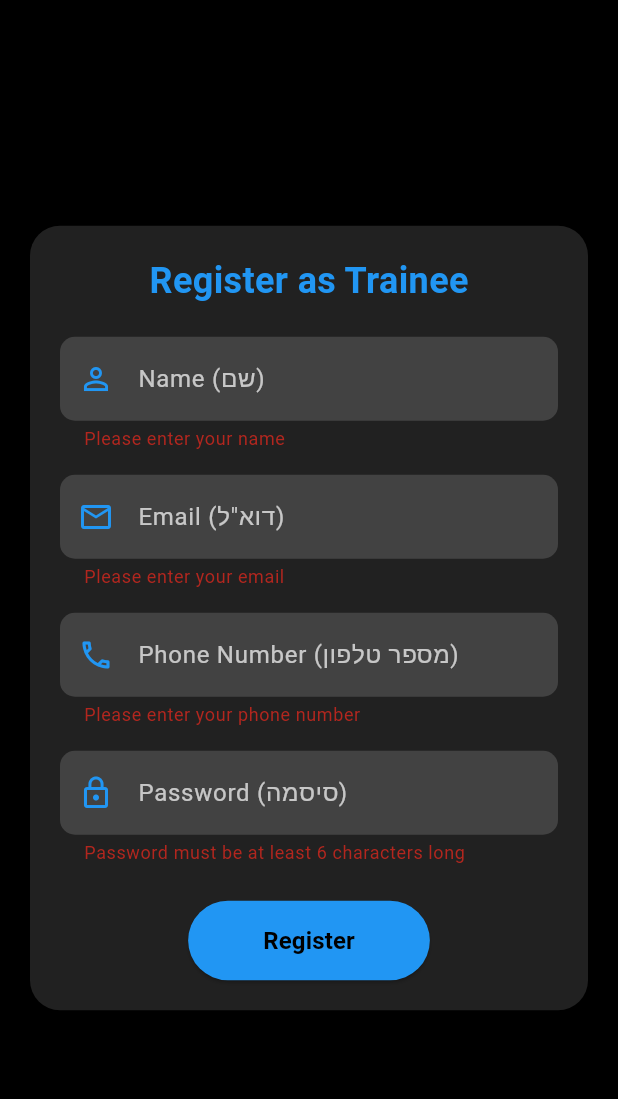
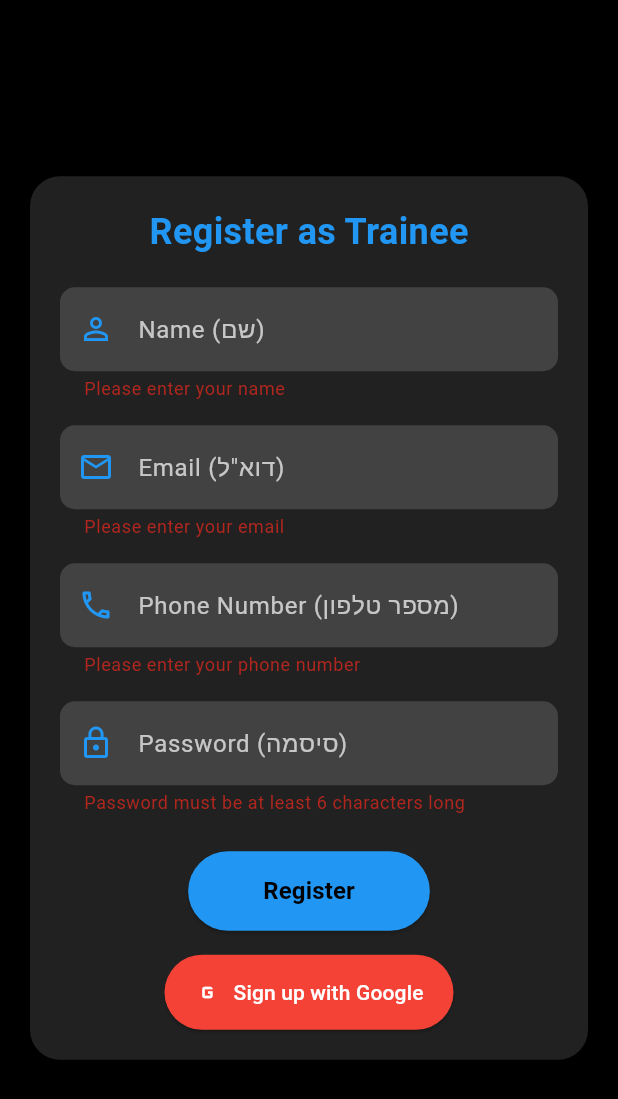
Before and after one commit to shifaaKh28/BodyAndMind, a Flutter app: the TraineeRegisterScreen screen opened by its route, after a tap on "Register", on a phone screen of 412 x 824 dp. Shown: the top 1099 px of the screen. Run offline on Flutter 3.47's test engine with Material 3 defaults, Android fonts, the phone set to English and light mode, and no system bars; our stand-ins replace cloud_firestore, firebase_auth, firebase_core, firebase_storage, google_sign_in, image_picker; accounts and stored records are empty.

Commit message:
Update register.dart

```diff
--- a/lib/screens/trainee/register.dart
+++ b/lib/screens/trainee/register.dart
@@ -1,7 +1,7 @@
 import 'package:cloud_firestore/cloud_firestore.dart';
+import 'package:firebase_auth/firebase_auth.dart';
+import 'package:google_sign_in/google_sign_in.dart';
 import 'package:flutter/material.dart';
-import 'package:firebase_auth/firebase_auth.dart';
-import 'otp.dart';
 
 class TraineeRegisterScreen extends StatefulWidget {
   @override
@@ -12,11 +12,11 @@ class _TraineeRegisterScreenState extends State<TraineeRegisterScreen> {
   final _formKey = GlobalKey<FormState>();
   final TextEditingController _nameController = TextEditingController();
   final TextEditingController _emailController = TextEditingController();
-  final TextEditingController _phoneController = TextEditingController(); // Added Phone Controller
+  final TextEditingController _phoneController = TextEditingController();
   final TextEditingController _passwordController = TextEditingController();
   bool _isLoading = false;
 
-  Future<void> _registerUser({required bool isTrainer}) async {
+  Future<void> _registerUserWithEmail() async {
     if (!_formKey.currentState!.validate()) return;
 
     setState(() {
@@ -32,8 +32,10 @@ class _TraineeRegisterScreenState extends State<TraineeRegisterScreen> {
       );
 
       // Save user details to Firestore
-      await FirebaseFirestore.instance.collection('trainees').doc(
-          userCredential.user!.uid).set({
+      await FirebaseFirestore.instance
+          .collection('trainees')
+          .doc(userCredential.user!.uid)
+          .set({
         'email': _emailController.text.trim(),
         'name': _nameController.text.trim(),
         'phone': _phoneController.text.trim(),
@@ -42,26 +44,18 @@ class _TraineeRegisterScreenState extends State<TraineeRegisterScreen> {
 
       // Notify user of successful registration
       ScaffoldMessenger.of(context).showSnackBar(
-        SnackBar(content: Text('Registration Successful! Please verify OTP.')),
+        SnackBar(content: Text('Registration Successful! Please verify your email.')),
       );
 
-      // Navigate to OTP Screen
-      Navigator.pushReplacement(
-        context,
-        MaterialPageRoute(
-          builder: (context) => OTPScreen(email: _emailController.text),
-        ),
-      );
+      // Send Email Verification
+      await userCredential.user!.sendEmailVerification();
     } on FirebaseAuthException catch (e) {
-      // Handle Firebase Authentication errors
       ScaffoldMessenger.of(context).showSnackBar(
         SnackBar(content: Text('Error: ${e.message}')),
       );
     } catch (e) {
-      // Handle unexpected errors
       ScaffoldMessenger.of(context).showSnackBar(
-        SnackBar(
-            content: Text('An unexpected error occurred: ${e.toString()}')),
+        SnackBar(content: Text('An unexpected error occurred: ${e.toString()}')),
       );
     } finally {
       setState(() {
@@ -70,10 +64,63 @@ class _TraineeRegisterScreenState extends State<TraineeRegisterScreen> {
     }
   }
 
+  Future<void> _googleSignUp() async {
+    setState(() => _isLoading = true);
+
+    try {
+      final GoogleSignIn googleSignIn = GoogleSignIn();
+      final GoogleSignInAccount? googleUser = await googleSignIn.signIn();
+
+      if (googleUser == null) {
+        setState(() => _isLoading = false);
+        return; // User canceled the sign-in process.
+      }
+
+      final GoogleSignInAuthentication googleAuth =
+      await googleUser.authentication;
+
+      final OAuthCredential credential = GoogleAuthProvider.credential(
+        accessToken: googleAuth.accessToken,
+        idToken: googleAuth.idToken,
+      );
+
+      final UserCredential userCredential =
+      await FirebaseAuth.instance.signInWithCredential(credential);
+
+      // Store additional user data in Firestore if necessary
+      final user = userCredential.user;
+      if (user != null) {
+        final userDoc = FirebaseFirestore.instance
+            .collection('trainees')
+            .doc(user.uid);
+
+        final docSnapshot = await userDoc.get();
+        if (!docSnapshot.exists) {
+          await userDoc.set({
+            'email': user.email,
+            'name': user.displayName,
+            'photoUrl': user.photoURL,
+            'role': 'trainee',
+          });
+        }
+      }
+
+      ScaffoldMessenger.of(context).showSnackBar(
+        SnackBar(content: Text('Registration Successful via Google!')),
+      );
+    } catch (e) {
+      ScaffoldMessenger.of(context).showSnackBar(
+        SnackBar(content: Text('Google Sign-Up failed: ${e.toString()}')),
+      );
+    }
+
+    setState(() => _isLoading = false);
+  }
+
   @override
   Widget build(BuildContext context) {
     return Scaffold(
-      backgroundColor: Colors.black, // Set dark background
+      backgroundColor: Colors.black,
       body: Center(
         child: SingleChildScrollView(
           child: Padding(
@@ -81,7 +128,7 @@ class _TraineeRegisterScreenState extends State<TraineeRegisterScreen> {
             child: Container(
               padding: EdgeInsets.all(20.0),
               decoration: BoxDecoration(
-                color: Colors.grey[900], // Dark container background
+                color: Colors.grey[900],
                 borderRadius: BorderRadius.circular(20),
                 boxShadow: [
                   BoxShadow(
@@ -176,9 +223,7 @@ class _TraineeRegisterScreenState extends State<TraineeRegisterScreen> {
                     // Register Button
                     Center(
                       child: ElevatedButton(
-                        onPressed: _isLoading
-                            ? null
-                            : () => _registerUser(isTrainer: false),
+                        onPressed: _isLoading ? null : _registerUserWithEmail,
                         style: ElevatedButton.styleFrom(
                           backgroundColor: Colors.blue,
                           padding: EdgeInsets.symmetric(
@@ -201,6 +246,27 @@ class _TraineeRegisterScreenState extends State<TraineeRegisterScreen> {
                         ),
                       ),
                     ),
+
+                    SizedBox(height: 16),
+
+                    // Google Sign-Up Button
+                    Center(
+                      child: ElevatedButton.icon(
+                        onPressed: _isLoading ? null : _googleSignUp,
+                        style: ElevatedButton.styleFrom(
+                          backgroundColor: Colors.red,
+                          padding: EdgeInsets.symmetric(horizontal: 20, vertical: 15),
+                          shape: RoundedRectangleBorder(
+                            borderRadius: BorderRadius.circular(30),
+                          ),
+                        ),
+                        icon: Icon(Icons.g_mobiledata, color: Colors.white),
+                        label: Text(
+                          'Sign up with Google',
+                          style: TextStyle(color: Colors.white),
+                        ),
+                      ),
+                    ),
                   ],
                 ),
               ),
@@ -211,7 +277,7 @@ class _TraineeRegisterScreenState extends State<TraineeRegisterScreen> {
     );
   }
 
-// Dark Themed TextField Builder
+  // Dark Themed TextField Builder
   Widget _buildDarkTextField({
     required TextEditingController controller,
     required String label,
@@ -225,15 +291,12 @@ class _TraineeRegisterScreenState extends State<TraineeRegisterScreen> {
       obscureText: obscureText,
       keyboardType: keyboardType,
       style: TextStyle(color: Colors.white),
-      // Text color
       decoration: InputDecoration(
         labelText: label,
         labelStyle: TextStyle(color: Colors.white70),
-        // Label text color
         prefixIcon: Icon(icon, color: Colors.blue),
         filled: true,
         fillColor: Colors.grey[800],
-        // Input field background
         border: OutlineInputBorder(
           borderRadius: BorderRadius.circular(10),
           borderSide: BorderSide.none,
```
